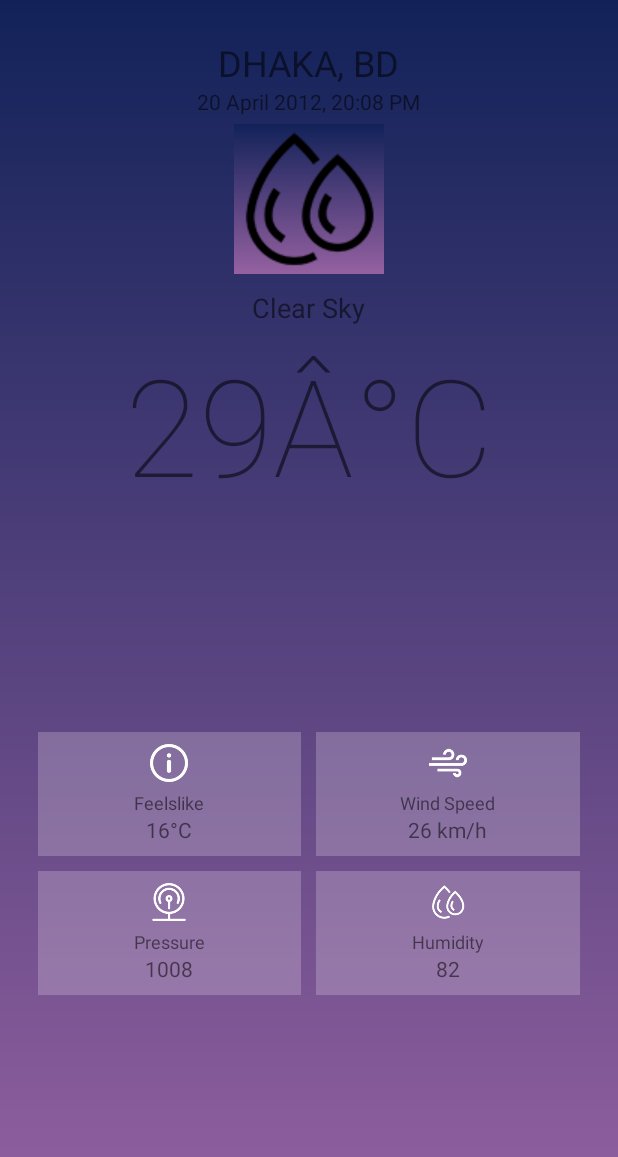
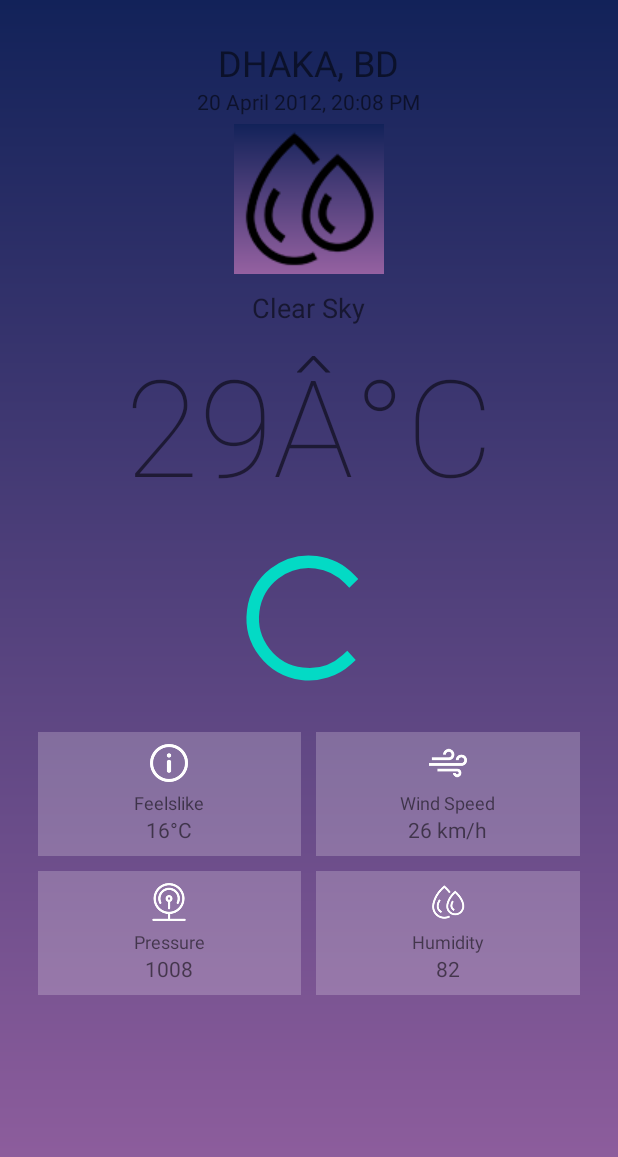
Before and after one commit to ozgursarki/WeatherApp, an Android app: the layout fragment_city_weather.xml on its own in the app's theme, with its tools: preview values and no code run, on a phone screen of 412 x 824 dp. Shown: the top 1157 px of the screen. Run offline under Robolectric (Android 15) with nearby library versions, the phone set to English and light mode, and no system bars.

Commit message:
Progress Bar created

```diff
--- a/app/src/main/res/layout/fragment_city_weather.xml
+++ b/app/src/main/res/layout/fragment_city_weather.xml
@@ -10,6 +10,17 @@
     android:layout_height="match_parent"
     android:visibility="visible"
     xmlns:tools="http://schemas.android.com/tools">
+
+    <ProgressBar
+        android:id="@+id/progressBar"
+        android:layout_width="100dp"
+        android:layout_height="100dp"
+        app:layout_constraintEnd_toEndOf="parent"
+        app:layout_constraintStart_toStartOf="parent"
+        app:layout_constraintTop_toTopOf="parent"
+        app:layout_constraintBottom_toBottomOf="parent"
+        tools:layout_editor_absoluteY="25dp" />
+
 
     <LinearLayout
         android:id="@+id/addressContainer"
```
Also changed, not shown: app/src/main/java/com/ozgursarki/weatherapp/ui/screen/detail/CityWeatherFragment.kt (+19 -0 lines).
